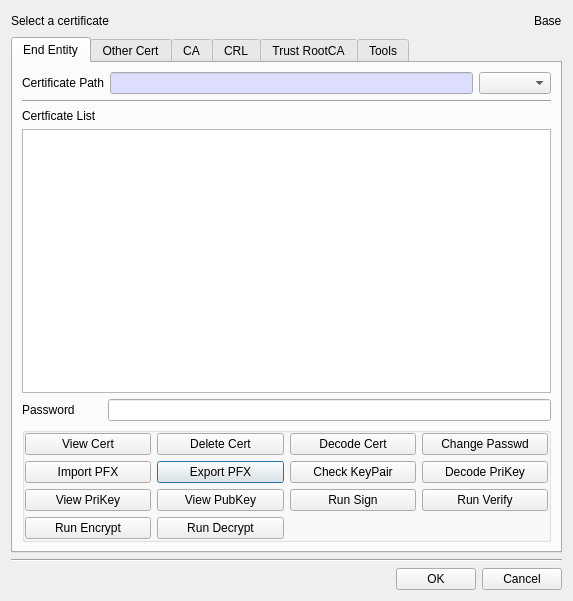
Above: BerEditor/cert_man_dlg.ui from jykim74/BerEditor before the change. Below: the same form after it.
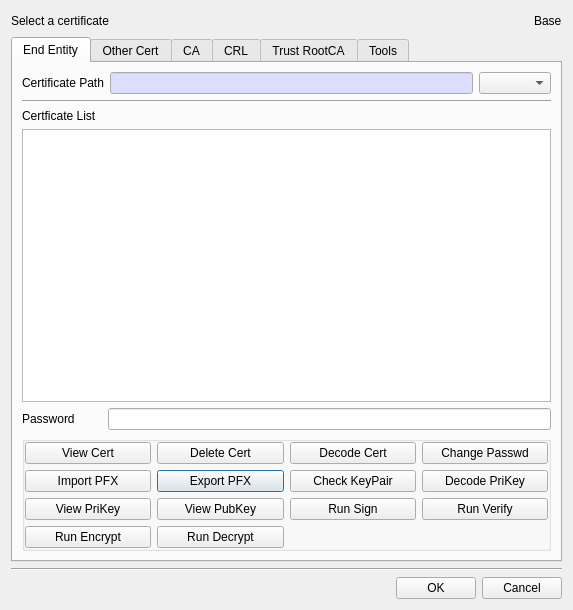
That is the form after the change. The open tabs and pages were chosen to show the change.

Diff of the .ui file:
```diff
--- a/BerEditor/cert_man_dlg.ui
+++ b/BerEditor/cert_man_dlg.ui
@@ -7,7 +7,7 @@
     <x>0</x>
     <y>0</y>
     <width>573</width>
-    <height>601</height>
+    <height>610</height>
    </rect>
   </property>
   <property name="windowTitle">
```
Left out of the diff: 2 changed lines with no effect on the pictures.
